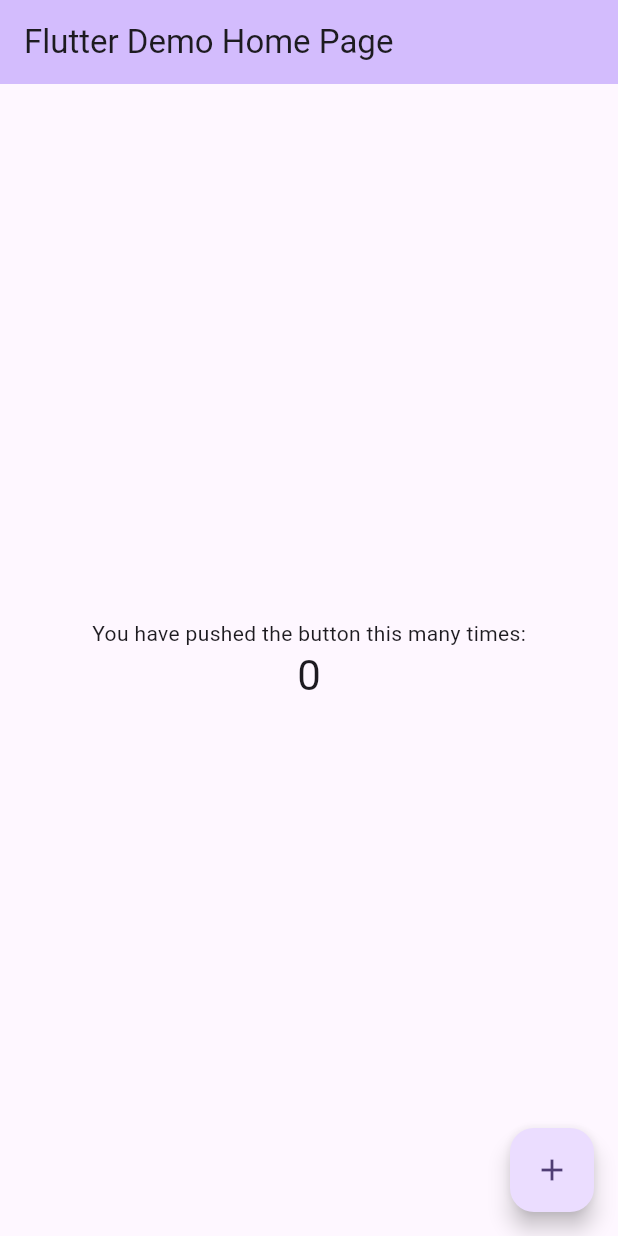
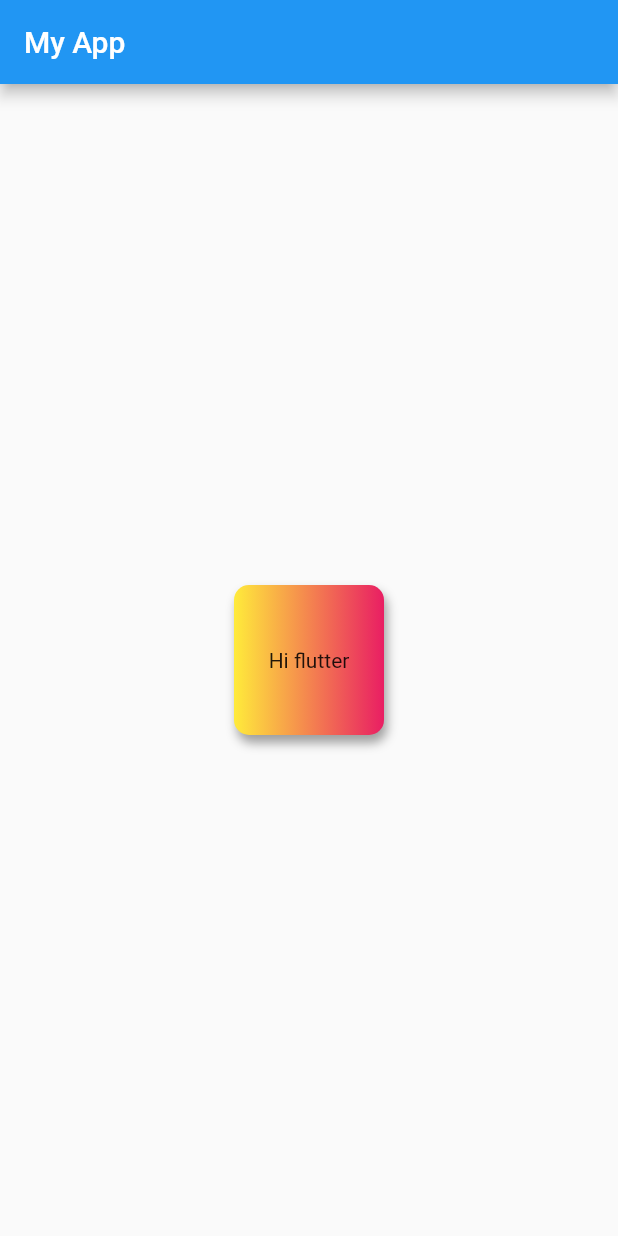
Before and after one commit to himanshurao96/demoApp, a Flutter app: the screen it shows after launch, on a phone screen of 412 x 824 dp. Run offline on Flutter 3.47's test engine with Material 2 defaults, Android fonts, the phone set to English and light mode, and no system bars.

Commit message:
dat1 compeleted

```diff
--- a/lib/main.dart
+++ b/lib/main.dart
@@ -1,125 +1,38 @@
 import 'package:flutter/material.dart';
 
 void main() {
-  runApp(const MyApp());
+  runApp(MaterialApp(
+    title: "My App",
+    home: HomePage(),
+  ));
 }
 
-class MyApp extends StatelessWidget {
-  const MyApp({super.key});
-
-  // This widget is the root of your application.
+class HomePage extends StatelessWidget {
   @override
   Widget build(BuildContext context) {
-    return MaterialApp(
-      title: 'Flutter Demo',
-      theme: ThemeData(
-        // This is the theme of your application.
-        //
-        // TRY THIS: Try running your application with "flutter run". You'll see
-        // the application has a blue toolbar. Then, without quitting the app,
-        // try changing the seedColor in the colorScheme below to Colors.green
-        // and then invoke "hot reload" (save your changes or press the "hot
-        // reload" button in a Flutter-supported IDE, or press "r" if you used
-        // the command line to start the app).
-        //
-        // Notice that the counter didn't reset back to zero; the application
-        // state is not lost during the reload. To reset the state, use hot
-        // restart instead.
-        //
-        // This works for code too, not just values: Most code changes can be
-        // tested with just a hot reload.
-        colorScheme: ColorScheme.fromSeed(seedColor: Colors.deepPurple),
-        useMaterial3: true,
+    return Scaffold(
+      appBar: AppBar(
+        title: Text("My App"),
       ),
-      home: const MyHomePage(title: 'Flutter Demo Home Page'),
+      body: Center(
+        child: Container(
+          padding: const EdgeInsets.all(8),
+          alignment: Alignment.center,
+          width: 100,
+          height: 100,
+          decoration: BoxDecoration(
+              borderRadius: BorderRadius.circular(10),
+              boxShadow: [
+                BoxShadow(
+                    color: Colors.grey, blurRadius: 5, offset: Offset(2.0, 5.0))
+              ],
+              color: Colors.teal,
+              gradient: LinearGradient(
+                colors: [Colors.yellow, Colors.pink],
+              )),
+          child: Center(child: Text("Hi flutter")),
+        ),
+      ),
     );
   }
 }
-
-class MyHomePage extends StatefulWidget {
-  const MyHomePage({super.key, required this.title});
-
-  // This widget is the home page of your application. It is stateful, meaning
-  // that it has a State object (defined below) that contains fields that affect
-  // how it looks.
-
-  // This class is the configuration for the state. It holds the values (in this
-  // case the title) provided by the parent (in this case the App widget) and
-  // used by the build method of the State. Fields in a Widget subclass are
-  // always marked "final".
-
-  final String title;
-
-  @override
-  State<MyHomePage> createState() => _MyHomePageState();
-}
-
-class _MyHomePageState extends State<MyHomePage> {
-  int _counter = 0;
-
-  void _incrementCounter() {
-    setState(() {
-      // This call to setState tells the Flutter framework that something has
-      // changed in this State, which causes it to rerun the build method below
-      // so that the display can reflect the updated values. If we changed
-      // _counter without calling setState(), then the build method would not be
-      // called again, and so nothing would appear to happen.
-      _counter++;
-    });
-  }
-
-  @override
-  Widget build(BuildContext context) {
-    // This method is rerun every time setState is called, for instance as done
-    // by the _incrementCounter method above.
-    //
-    // The Flutter framework has been optimized to make rerunning build methods
-    // fast, so that you can just rebuild anything that needs updating rather
-    // than having to individually change instances of widgets.
-    return Scaffold(
-      appBar: AppBar(
-        // TRY THIS: Try changing the color here to a specific color (to
-        // Colors.amber, perhaps?) and trigger a hot reload to see the AppBar
-        // change color while the other colors stay the same.
-        backgroundColor: Theme.of(context).colorScheme.inversePrimary,
-        // Here we take the value from the MyHomePage object that was created by
-        // the App.build method, and use it to set our appbar title.
-        title: Text(widget.title),
-      ),
-      body: Center(
-        // Center is a layout widget. It takes a single child and positions it
-        // in the middle of the parent.
-        child: Column(
-          // Column is also a layout widget. It takes a list of children and
-          // arranges them vertically. By default, it sizes itself to fit its
-          // children horizontally, and tries to be as tall as its parent.
-          //
-          // Column has various properties to control how it sizes itself and
-          // how it positions its children. Here we use mainAxisAlignment to
-          // center the children vertically; the main axis here is the vertical
-          // axis because Columns are vertical (the cross axis would be
-          // horizontal).
-          //
-          // TRY THIS: Invoke "debug painting" (choose the "Toggle Debug Paint"
-          // action in the IDE, or press "p" in the console), to see the
-          // wireframe for each widget.
-          mainAxisAlignment: MainAxisAlignment.center,
-          children: <Widget>[
-            const Text(
-              'You have pushed the button this many times:',
-            ),
-            Text(
-              '$_counter',
-              style: Theme.of(context).textTheme.headlineMedium,
-            ),
-          ],
-        ),
-      ),
-      floatingActionButton: FloatingActionButton(
-        onPressed: _incrementCounter,
-        tooltip: 'Increment',
-        child: const Icon(Icons.add),
-      ), // This trailing comma makes auto-formatting nicer for build methods.
-    );
-  }
-}
```
Also changed, not shown: 1 other file.
